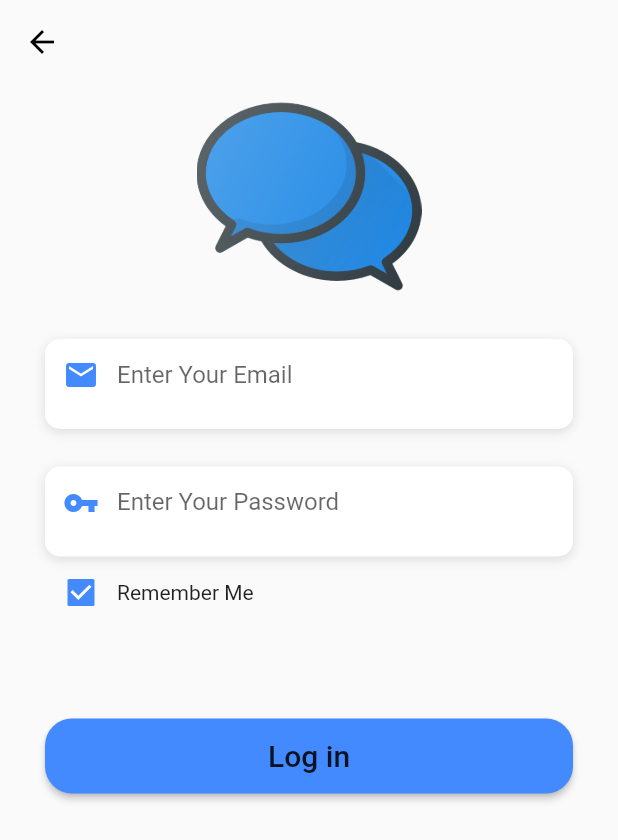
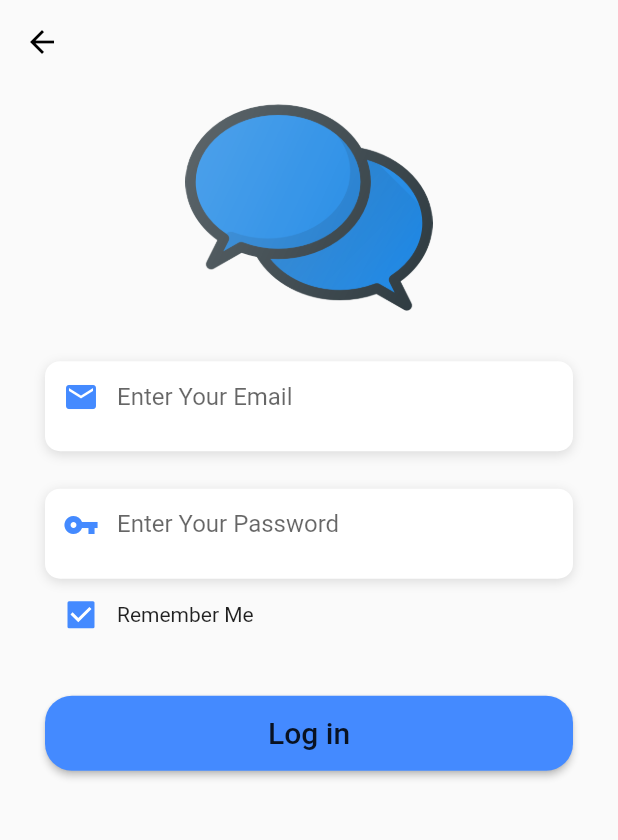
Before and after one commit to AHMED-NADER-lab/chat_app, a Flutter app: the screen it shows after launch, after a tap on "Log in", on a phone screen of 412 x 824 dp. Shown: the top 840 px of the screen. Run offline on Flutter 3.47's test engine with Material 2 defaults, Android fonts, the phone set to English and light mode, and no system bars; our stand-ins replace cloud_firestore, file_picker, firebase_auth, firebase_storage, shared_preferences; accounts and stored records are empty.

Commit message:
Responsive and Adaptive
Signed-off-by: Ahmed nader AbdelMoneim <ahmednaderfcih@outlook.com>

```diff
--- a/lib/main.dart
+++ b/lib/main.dart
@@ -24,7 +24,6 @@ class MyApp extends StatelessWidget {
       title: 'Flutter Demo',
       theme: ThemeData(
         primarySwatch: Colors.blue,
-        visualDensity: VisualDensity.adaptivePlatformDensity,
       ),
       debugShowCheckedModeBanner: false,
       initialRoute:!IsRemember? '/':'/ChatHome',
--- a/lib/screen/home.dart
+++ b/lib/screen/home.dart
@@ -1,38 +1,70 @@
+import 'package:flutter/cupertino.dart';
 import 'package:flutter/gestures.dart';
 import 'package:flutter/material.dart';
 class Home extends StatelessWidget {
   @override
   Widget build(BuildContext context) {
     return Scaffold(
+      appBar: AppBar(
+        backgroundColor: Colors.transparent,
+        elevation: 0,
+      ),
       body: Center(
         child: Column(
-          mainAxisAlignment: MainAxisAlignment.center,
           children: <Widget>[
             Expanded(
-              flex: 1,
               child: Container(
-                child: Column(
+                child:
+                LayoutBuilder(builder: (ctr,constrant){
+                    return MediaQuery.of(context).orientation==Orientation.portrait?
+                    Column(
                     mainAxisAlignment: MainAxisAlignment.center,
                     children: <Widget>[
                   Hero(
                   tag: 'imageChat',
                     child: Image.asset('images/multimedia.png',
-                        height: MediaQuery.of(context).size.height/4 ,
-                        width: MediaQuery.of(context).size.width/2),
+                        height: constrant.maxHeight*0.6),
                   ),
-                    Text('Chat Me',style: TextStyle(fontWeight: FontWeight.bold,color: Colors.black,fontSize: 50)),
+
+                  Container(
+                      height: constrant.maxHeight*0.2,
+                      child: Text('Chat Me',style: TextStyle(fontWeight: FontWeight.bold,color: Colors.black,fontSize: 50))),
                   ],
+                  ):
+                    Row(
+                    mainAxisAlignment: MainAxisAlignment.center,
+                    crossAxisAlignment: CrossAxisAlignment.center,
+                      children: <Widget>[
+                        Hero(
+                          tag: 'imageChat',
+                          child: Image.asset('images/multimedia.png',
+                              width: constrant.maxWidth*0.4,
                           ),
+                        ),
+
+                        Container(
+                            width: constrant.maxWidth*0.5,
+                            child:
+                            Text('Chat Me',
+                                style:TextStyle(fontWeight: FontWeight.bold,color: Colors.black,fontSize: 50)
+                            )
+                        ),
+                      ],
+                    );
+                })
+
               ),
             ),
            Expanded(
-             flex: 1,
              child: Container(
-               child: Column(
+                 width: MediaQuery.of(context).size.width,
+               child:
+               LayoutBuilder(builder: (ctr,constrant){
+                 return   Column(
                    mainAxisAlignment: MainAxisAlignment.spaceAround,
                    children: <Widget>[
                      SizedBox(
-                     width: MediaQuery.of(context).size.width/2 ,
+                       width: constrant.maxWidth*0.7 ,
                        height: 50,
                        child: RaisedButton(
                          color: Colors.blueAccent,
@@ -45,7 +77,8 @@ class Home extends StatelessWidget {
                          },
                        ),
                      ),
-                   RichText(
+                     Container(
+                       child: RichText(
                          text: TextSpan(
                            text: 'Don\'t have an account   ',
                            style: TextStyle(fontWeight: FontWeight.normal,color: Colors.black26),
@@ -58,9 +91,12 @@ class Home extends StatelessWidget {
                              ),
                            ],
                          ),
+                       ),
+                       height: constrant.maxHeight*0.2,
                      )
                    ],
-               ),
+                 );
+               })
              ),
            )
 
--- a/lib/screen/login.dart
+++ b/lib/screen/login.dart
@@ -31,8 +31,7 @@ class _LoginState extends State<Login> {
         Hero(
         tag: 'imageChat',
           child: Image.asset('images/multimedia.png',
-            height: 150,
-            width: 150,),
+            height: MediaQuery.of(context).size.height* (MediaQuery.of(context).orientation==Orientation.portrait?0.2:0.5)),
         ),
             Form(
               key:_formKey ,
@@ -139,7 +138,7 @@ class _LoginState extends State<Login> {
               ),
             ),
             Padding(
-              padding: const EdgeInsets.all(30.0),
+              padding: const EdgeInsets.only(bottom: 30,left: 30,right: 30),
               child: SizedBox(
                 height: 50,
                 child: RaisedButton(
--- a/lib/screen/registration.dart
+++ b/lib/screen/registration.dart
@@ -165,7 +165,7 @@ class _RegistationState extends State<Registation> {
                       ),
                     ),
                     SizedBox(
-                      height: 25,
+                      height: 10,
                     ),
                     RaisedButton(
                         onPressed: () async {
@@ -193,7 +193,7 @@ class _RegistationState extends State<Registation> {
               ),
             ),
             Padding(
-              padding: const EdgeInsets.all(30.0),
+              padding: const EdgeInsets.only(bottom: 30,left: 30,right: 30),
               child: SizedBox(
                 height: 50,
                 child: RaisedButton(
```
Also changed, not shown: lib/screen/chat_home.dart (+67 -30 lines). Lines whose indentation alone changed are shown as unchanged.
